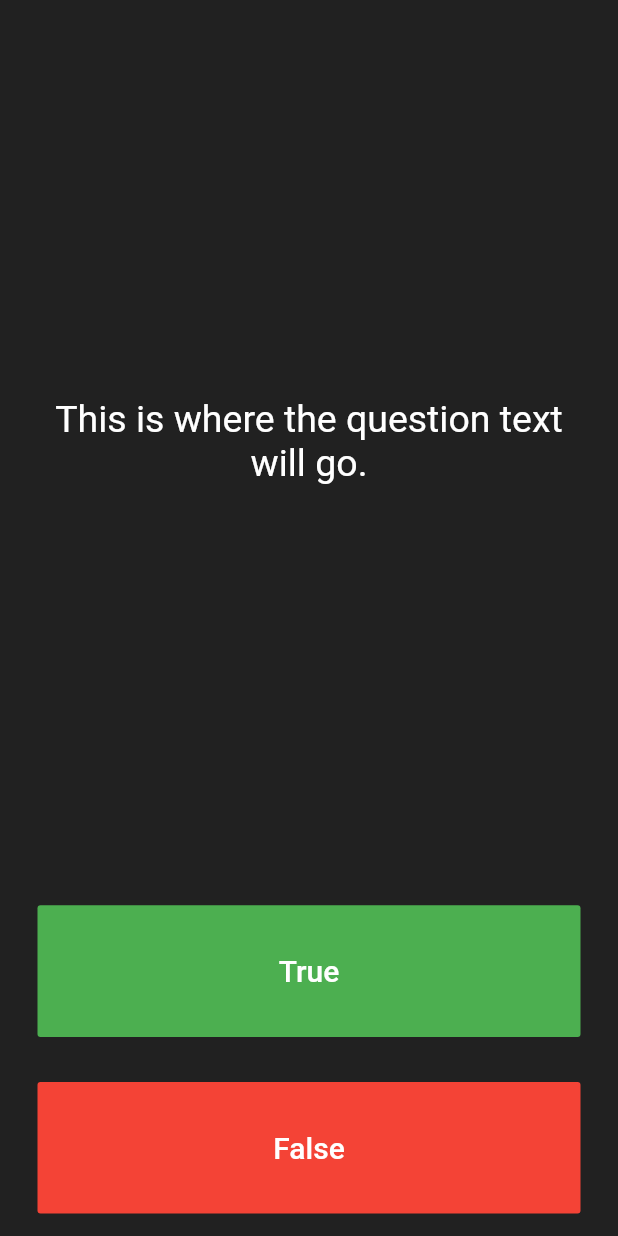
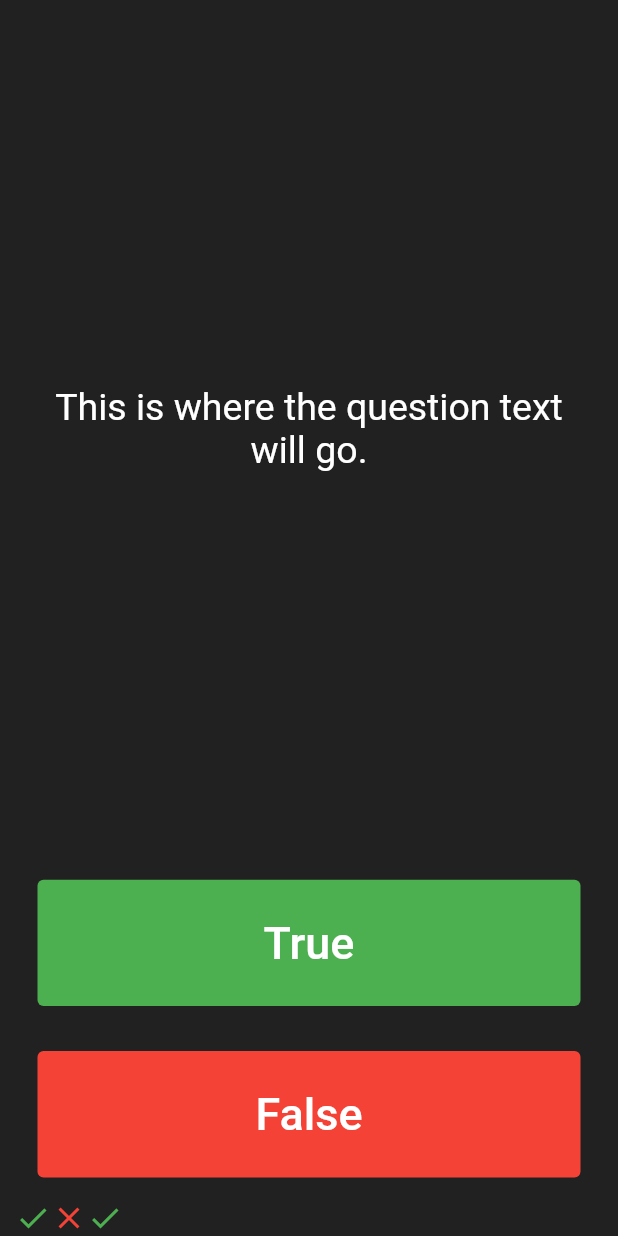
Before and after one commit to Navid-Rahman/Quizzler_Flutter_Application, a Flutter app: the screen it shows after launch, after a tap on "True", on a phone screen of 412 x 824 dp. Run offline on Flutter 3.47's test engine with Material 2 defaults, Android fonts, the phone set to English and light mode, and no system bars.

Commit message:
Added another row down below to keep the score

```diff
--- a/lib/main.dart
+++ b/lib/main.dart
@@ -12,9 +12,9 @@ class Quizzler extends StatelessWidget {
     return MaterialApp(
       home: Scaffold(
         backgroundColor: Colors.grey.shade900,
-        body: SafeArea(
+        body: const SafeArea(
           child: Padding(
-            padding: const EdgeInsets.symmetric(horizontal: 10.0),
+            padding: EdgeInsets.symmetric(horizontal: 10.0),
             child: QuizPage(),
           ),
         ),
@@ -24,9 +24,24 @@ class Quizzler extends StatelessWidget {
 }
 
 class QuizPage extends StatefulWidget {
+  const QuizPage({super.key});
+
   @override
-  _QuizPageState createState() => _QuizPageState();
+  _QuizPageState createState() {
+    return _QuizPageState();
+  }
 }
+
+List<Icon> scoreKeeper = [
+  const Icon(
+    Icons.check,
+    color: Colors.green,
+  ),
+  const Icon(
+    Icons.close,
+    color: Colors.red,
+  ),
+];
 
 class _QuizPageState extends State<QuizPage> {
   @override
@@ -54,41 +69,55 @@ class _QuizPageState extends State<QuizPage> {
         Expanded(
           child: Padding(
             padding: const EdgeInsets.all(15.0),
-            child: FlatButton(
-              textColor: Colors.white,
-              color: Colors.green,
+            child: TextButton(
+              style: ButtonStyle(
+                  backgroundColor: MaterialStateProperty.all(Colors.green)),
+              onPressed: () {
+                setState(() {
+                  scoreKeeper.add(const Icon(
+                    Icons.check,
+                    color: Colors.green,
+                  ));
+                });
+              },
               child: const Text(
                 'True',
                 style: TextStyle(
+                  fontSize: 30,
                   color: Colors.white,
-                  fontSize: 20.0,
                 ),
               ),
-              onPressed: () {
-                //The user picked true.
-              },
             ),
           ),
         ),
         Expanded(
           child: Padding(
             padding: const EdgeInsets.all(15.0),
-            child: FlatButton(
-              color: Colors.red,
+            child: TextButton(
+              style: ButtonStyle(
+                  backgroundColor: MaterialStateProperty.all(Colors.red)),
+              onPressed: () {
+                setState(() {
+                  scoreKeeper.add(const Icon(
+                    Icons.close,
+                    color: Colors.red,
+                  ));
+                });
+              },
               child: const Text(
                 'False',
                 style: TextStyle(
-                  fontSize: 20.0,
+                  fontSize: 30,
                   color: Colors.white,
                 ),
               ),
-              onPressed: () {
-                //The user picked false.
-              },
             ),
           ),
         ),
-        //TODO: Add a Row here as your score keeper
+        //TODO: Add a Row here for score keeping
+        Row(
+          children: scoreKeeper,
+        )
       ],
     );
   }
```
